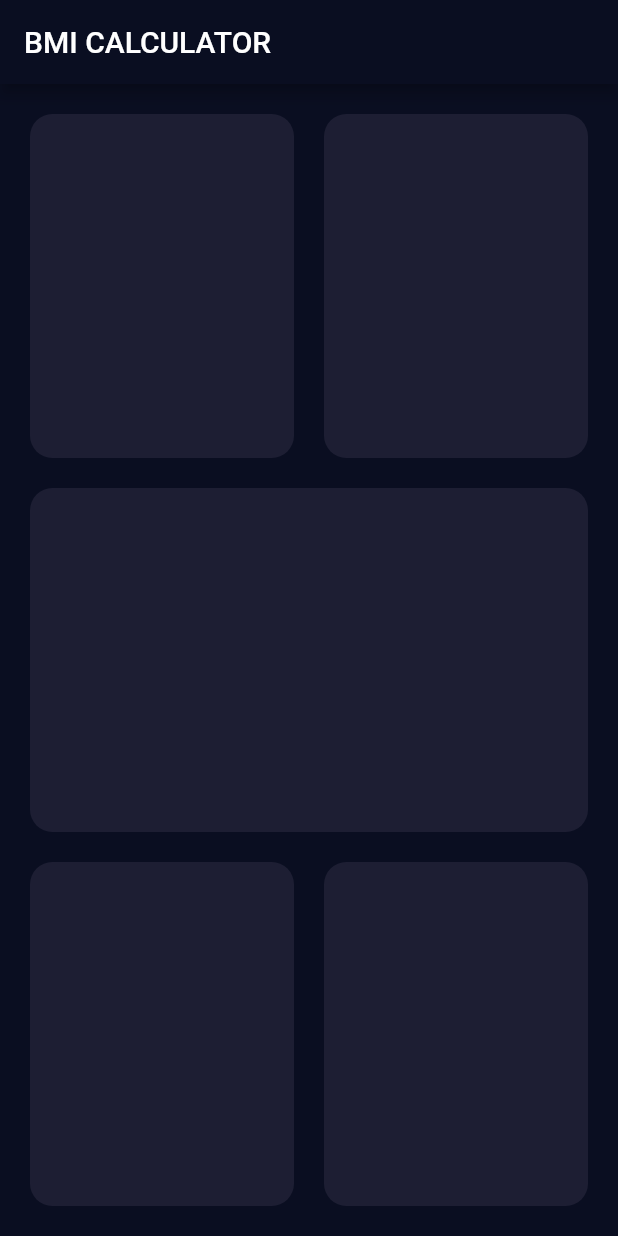
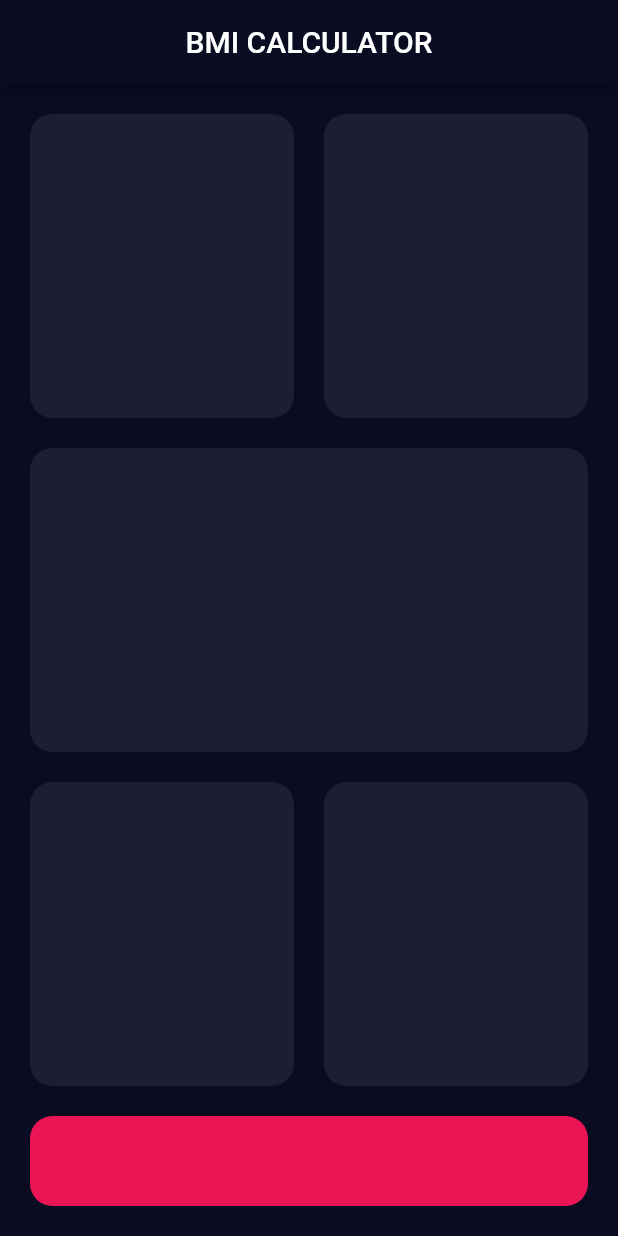
Before and after one commit to Basith-P/BMI-Calculator, a Flutter app: the screen it shows after launch, on a phone screen of 412 x 824 dp. Run offline on Flutter 3.47's test engine with Material 2 defaults, Android fonts, the phone set to English and light mode, and no system bars.

```diff
--- a/lib/main.dart
+++ b/lib/main.dart
@@ -1,8 +1,16 @@
 import 'package:flutter/material.dart';
+import 'package:flutter/services.dart';
 
 import 'screens/input_page.dart';
 
-void main() => runApp(MyApp());
+void main() {
+  WidgetsFlutterBinding.ensureInitialized();
+  SystemChrome.setPreferredOrientations([
+    DeviceOrientation.portraitUp,
+    DeviceOrientation.portraitDown,
+  ]);
+  runApp(MyApp());
+}
 
 class MyApp extends StatelessWidget {
   @override
@@ -10,8 +18,8 @@ class MyApp extends StatelessWidget {
     return MaterialApp(
       title: 'BMI Calculator',
       theme: ThemeData.dark().copyWith(
-        primaryColor: Color(0xff0a0e21),
-        scaffoldBackgroundColor: Color(0xff0a0e21),
+        primaryColor: Color(0xff0A0D22),
+        scaffoldBackgroundColor: Color(0xff0A0D22),
       ),
       debugShowCheckedModeBanner: false,
       home: InputPage(),
--- a/lib/screens/input_page.dart
+++ b/lib/screens/input_page.dart
@@ -1,4 +1,8 @@
 import 'package:flutter/material.dart';
+
+const buttonContainerHeight = 80.0;
+const darkBlue = Color(0xff1d1e33);
+const pink = Color(0xffeb1555);
 
 class InputPage extends StatefulWidget {
   @override
@@ -9,7 +13,10 @@ class _InputPageState extends State<InputPage> {
   @override
   Widget build(BuildContext context) {
     return Scaffold(
-      appBar: AppBar(title: Text('BMI CALCULATOR')),
+      appBar: AppBar(
+        title: Text('BMI CALCULATOR'),
+        centerTitle: true,
+      ),
       body: SafeArea(
         child: Padding(
           padding: const EdgeInsets.all(10.0),
@@ -19,29 +26,33 @@ class _InputPageState extends State<InputPage> {
                 child: Row(
                   children: [
                     Expanded(
-                      child: ReusableCard(color: Color(0xff1d1e33)),
+                      child: ReusableCard(color: darkBlue),
                     ),
                     Expanded(
-                      child: ReusableCard(color: Color(0xff1d1e33)),
+                      child: ReusableCard(color: darkBlue),
                     ),
                   ],
                 ),
               ),
               Expanded(
-                child: ReusableCard(color: Color(0xff1d1e33)),
+                child: ReusableCard(color: darkBlue),
               ),
               Expanded(
                 child: Row(
                   children: [
                     Expanded(
-                      child: ReusableCard(color: Color(0xff1d1e33)),
+                      child: ReusableCard(color: darkBlue),
                     ),
                     Expanded(
-                      child: ReusableCard(color: Color(0xff1d1e33)),
+                      child: ReusableCard(color: darkBlue),
                     ),
                   ],
                 ),
               ),
+              Container(
+                height: buttonContainerHeight,
+                child: ReusableCard(color: pink),
+              )
             ],
           ),
         ),
@@ -52,12 +63,14 @@ class _InputPageState extends State<InputPage> {
 
 class ReusableCard extends StatelessWidget {
   final Color color;
+  final Widget? child;
 
-  ReusableCard({required this.color});
+  ReusableCard({required this.color, this.child});
 
   @override
   Widget build(BuildContext context) {
     return Container(
+      child: child,
       margin: EdgeInsets.all(10),
       decoration: BoxDecoration(
         borderRadius: BorderRadius.circular(15),
```
Also changed, not shown: pubspec.yaml (+9 -63 lines), pubspec.lock.
